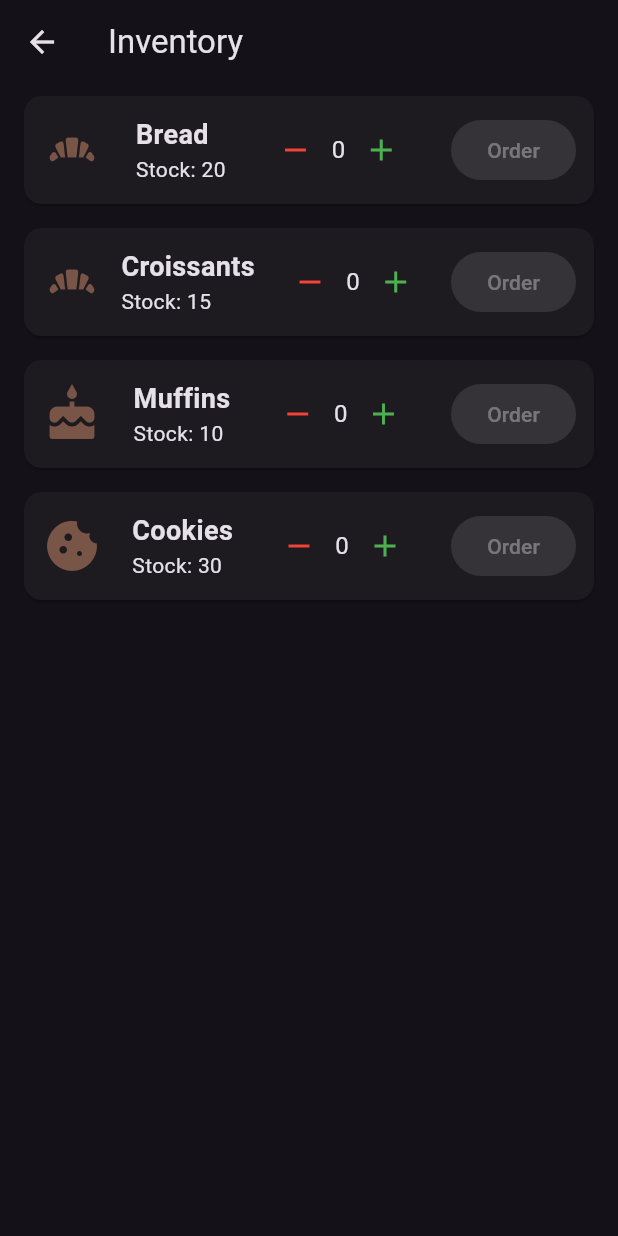
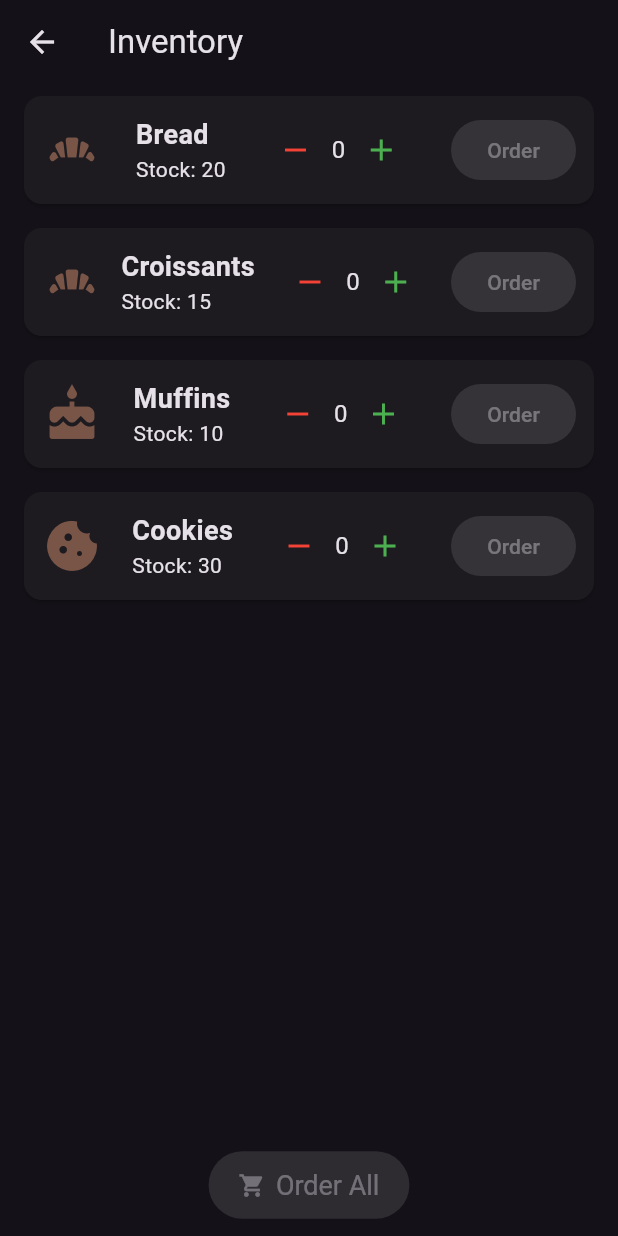
Before and after one commit to VoxMonstra/CSC-4610-Web-Warriors, a Flutter app: the InventoryPage screen opened by its route, on a phone screen of 412 x 824 dp. Run offline on Flutter 3.47's test engine with Material 3 defaults, Android fonts, the phone set to English and light mode, and no system bars; our stand-ins replace shared_preferences; missing offline and left inert: mysql1; accounts and stored records are empty.

Commit message:
Feat: Add 'Order All' Button for inventory.dart

```diff
--- a/src/lib/screens/inventory.dart
+++ b/src/lib/screens/inventory.dart
@@ -34,23 +34,46 @@ class _InventoryPageState extends State<InventoryPage> {
   void _placeOrder(int index) {
     if (inventory[index]["orderQty"] > 0) {
       setState(() {
-        inventory[index]["quantity"] += inventory[index]["orderQty"];
+        inventory[index]["quantity"] -= inventory[index]["orderQty"];
         inventory[index]["orderQty"] = 0; // Reset order quantity after ordering
       });
+    }
+  }
+
+  void _orderAll() {
+    bool hasOrders = inventory.any((item) => item["orderQty"] > 0);
+
+    if (!hasOrders) return; // Prevents unnecessary updates
+
+    setState(() {
+      for (var item in inventory) {
+        if (item["orderQty"] > 0) {
+          item["quantity"] -= item["orderQty"];
+          item["orderQty"] = 0;
+        }
+      }
+    });
+
     ScaffoldMessenger.of(context).showSnackBar(
-        SnackBar(
-          content: Text("Ordered ${inventory[index]['name']} successfully!"),
-          duration: const Duration(seconds: 2),
+      const SnackBar(
+        content: Text("All selected items have been ordered successfully!"),
+        duration: Duration(seconds: 2),
       ),
     );
   }
+
+  bool _hasSelectedOrders() {
+    return inventory.any((item) => item["orderQty"] > 0);
   }
 
   @override
   Widget build(BuildContext context) {
     return Scaffold(
       appBar: AppBar(title: const Text('Inventory')),
-      body: ListView.builder(
+      body: Column(
+        children: [
+          Expanded(
+            child: ListView.builder(
               itemCount: inventory.length,
               itemBuilder: (context, index) {
                 return Card(
@@ -91,6 +114,21 @@ class _InventoryPageState extends State<InventoryPage> {
                 );
               },
             ),
+          ),
+          Padding(
+            padding: const EdgeInsets.symmetric(vertical: 10),
+            child: ElevatedButton.icon(
+              onPressed: _hasSelectedOrders() ? _orderAll : null,
+              icon: const Icon(Icons.shopping_cart),
+              label: const Text("Order All"),
+              style: ElevatedButton.styleFrom(
+                padding: const EdgeInsets.symmetric(horizontal: 20, vertical: 12),
+                textStyle: const TextStyle(fontSize: 18),
+              ),
+            ),
+          ),
+        ],
+      ),
     );
   }
 }
```
Lines whose indentation alone changed are shown as unchanged.
